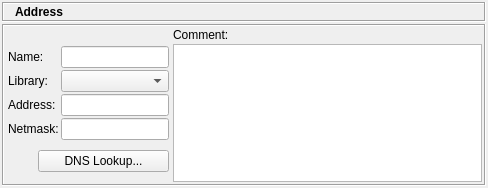
Before: the Qt Designer form src/gui/ipv4dialog_q.ui in fwbuilder/fwbuilder, drawn with Qt 5.
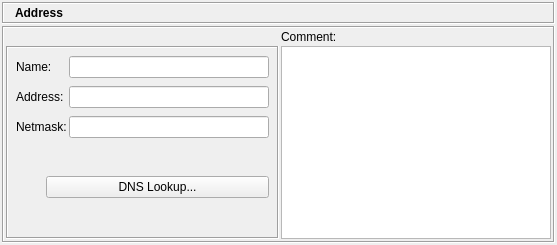
After: the same form once the commit is applied. Icons and pictures are not drawn.

Commit message: Removed "Library" from all object dialogs; some dialogs tidying

```diff
--- a/src/gui/ipv4dialog_q.ui
+++ b/src/gui/ipv4dialog_q.ui
@@ -8,8 +8,8 @@
    <rect>
     <x>0</x>
     <y>0</y>
-    <width>488</width>
-    <height>188</height>
+    <width>557</width>
+    <height>245</height>
    </rect>
   </property>
   <property name="windowTitle" >
@@ -208,29 +208,29 @@
         <item row="1" column="0" >
          <widget class="QFrame" name="frame14" >
           <property name="frameShape" >
-           <enum>QFrame::NoFrame</enum>
+           <enum>QFrame::Box</enum>
           </property>
           <property name="frameShadow" >
-           <enum>QFrame::Plain</enum>
+           <enum>QFrame::Sunken</enum>
           </property>
           <layout class="QGridLayout" >
            <property name="leftMargin" >
-            <number>2</number>
+            <number>8</number>
            </property>
            <property name="topMargin" >
-            <number>2</number>
+            <number>8</number>
            </property>
            <property name="rightMargin" >
-            <number>2</number>
+            <number>8</number>
            </property>
            <property name="bottomMargin" >
-            <number>2</number>
+            <number>8</number>
            </property>
            <property name="horizontalSpacing" >
             <number>2</number>
            </property>
            <property name="verticalSpacing" >
-            <number>2</number>
+            <number>8</number>
            </property>
            <item row="0" column="1" >
             <widget class="QLineEdit" name="obj_name" >
@@ -240,6 +240,12 @@
                <verstretch>0</verstretch>
               </sizepolicy>
              </property>
+             <property name="minimumSize" >
+              <size>
+               <width>200</width>
+               <height>0</height>
+              </size>
+             </property>
             </widget>
            </item>
            <item row="0" column="0" >
@@ -252,26 +258,6 @@
              </property>
             </widget>
            </item>
-           <item row="1" column="1" >
-            <widget class="QComboBox" name="libs" >
-             <property name="sizePolicy" >
-              <sizepolicy vsizetype="Fixed" hsizetype="Preferred" >
-               <horstretch>0</horstretch>
-               <verstretch>0</verstretch>
-              </sizepolicy>
-             </property>
-            </widget>
-           </item>
-           <item row="1" column="0" >
-            <widget class="QLabel" name="textLabel1_2" >
-             <property name="text" >
-              <string>Library:</string>
-             </property>
-             <property name="wordWrap" >
-              <bool>false</bool>
-             </property>
-            </widget>
-           </item>
            <item row="2" column="1" >
             <widget class="QLineEdit" name="address" >
              <property name="sizePolicy" >
```
Left out of the diff: 17 changed lines with no effect on the pictures. The commit also changes 41 other files.
